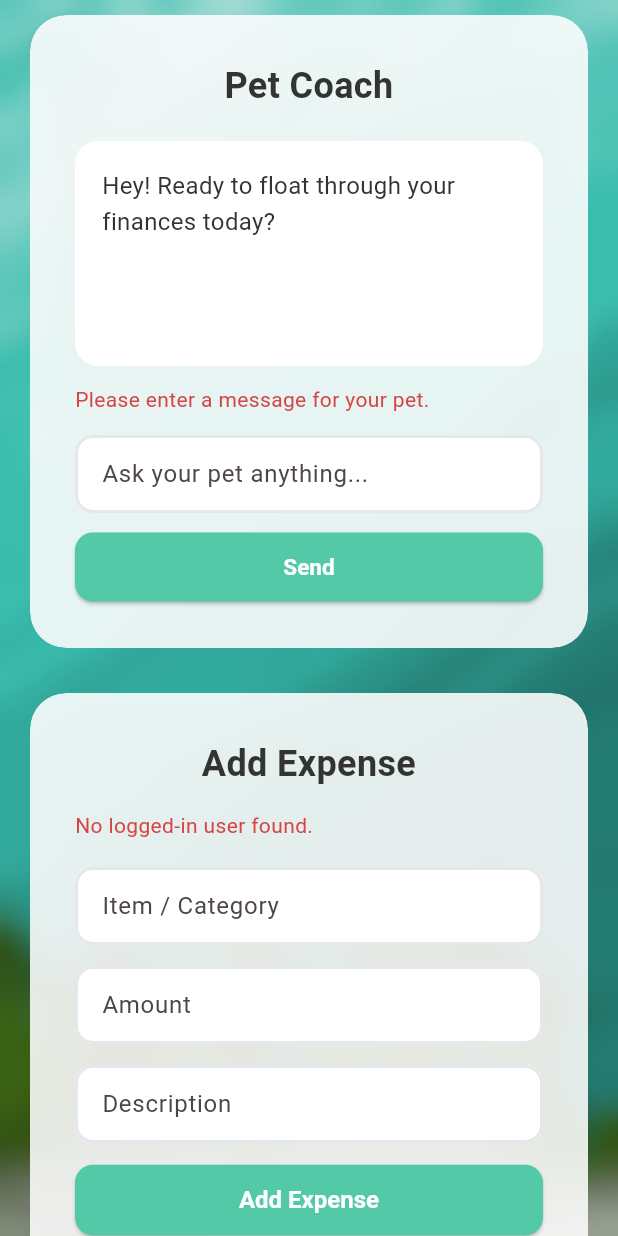
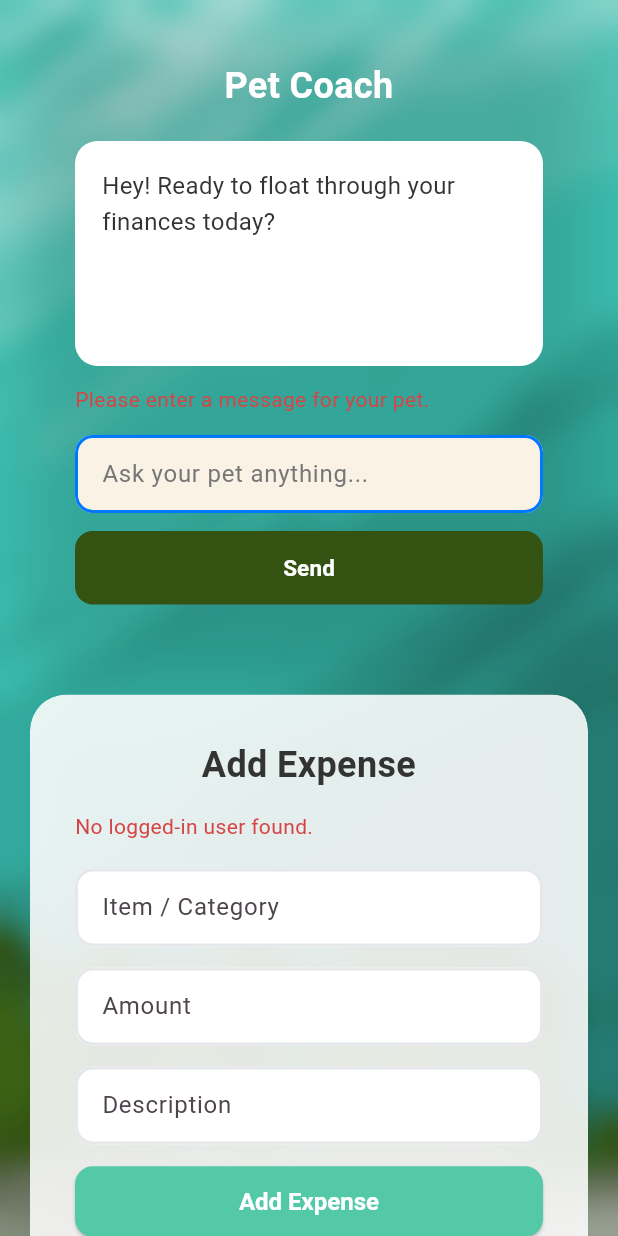
Before and after one commit to AngelP29/BudgetPet, a Flutter app: the DashboardScreen screen opened directly, scrolled down 1728 dp, after a tap on "Send", on a phone screen of 412 x 824 dp. Run offline on Flutter 3.47's test engine with Material 3 defaults, Android fonts, the phone set to English and light mode, and no system bars; our stand-ins replace shared_preferences; accounts and stored records are empty; network calls fail.

Commit message:
Updated petchat to match current web

```diff
--- a/mobile/lib/screens/LoginScreen.dart
+++ b/mobile/lib/screens/LoginScreen.dart
@@ -79,8 +79,7 @@ class _LoginScreenState extends State<LoginScreen>
 
       final data = jsonDecode(response.body);
 
-      debugPrint("Status: ${response.statusCode}");
-      debugPrint("Login response: ${response.body}");
+
 
 
 
--- a/mobile/lib/widgets/PetChat.dart
+++ b/mobile/lib/widgets/PetChat.dart
@@ -1,10 +1,8 @@
 import 'dart:convert';
-import 'dart:ui';
 
 import 'package:flutter/material.dart';
 import 'package:http/http.dart' as http;
 import 'package:shared_preferences/shared_preferences.dart';
-
 
 class PetChat extends StatefulWidget {
   const PetChat({super.key});
@@ -14,14 +12,18 @@ class PetChat extends StatefulWidget {
 }
 
 class _PetChatState extends State<PetChat> {
-  final messageController = TextEditingController();
+  final TextEditingController messageController =
+      TextEditingController();
 
-  String petReply = "Hey! Ready to float through your finances today?";
+  String petReply =
+      "Hey! Ready to float through your finances today?";
+
   String errorMessage = "";
   bool isLoading = false;
 
   Future<void> petConversation() async {
-    final message = messageController.text.trim();
+    final String message =
+        messageController.text.trim();
 
     setState(() {
       errorMessage = "";
@@ -29,17 +31,28 @@ class _PetChatState extends State<PetChat> {
 
     if (message.isEmpty) {
       setState(() {
-        errorMessage = "Please enter a message for your pet.";
+        errorMessage =
+            "Please enter a message for your pet.";
       });
+
       return;
     }
-    final preferences = await SharedPreferences.getInstance();
-    final token = preferences.getString("token");
+
+    final SharedPreferences preferences =
+        await SharedPreferences.getInstance();
+
+    final String? token =
+        preferences.getString("token");
+
     if (token == null || token.isEmpty) {
-      if (!mounted) return;
+      if (!mounted) {
+        return;
+      }
+
       setState(() {
-        errorMessage = "Missing login token. Please log in again.";
+        errorMessage = "Please log in.";
       });
+
       return;
     }
 
@@ -48,8 +61,11 @@ class _PetChatState extends State<PetChat> {
         isLoading = true;
       });
 
-      final response = await http.post(
-        Uri.parse("https://monetee.xyz/api/chat"),
+      final http.Response response =
+          await http.post(
+        Uri.parse(
+          "https://monetee.xyz/api/chat",
+        ),
         headers: {
           "Content-Type": "application/json",
           "Authorization": "Bearer $token",
@@ -60,46 +76,48 @@ class _PetChatState extends State<PetChat> {
         }),
       );
 
-      final dynamic decodedBody = jsonDecode(response.body);
-      final Map<String, dynamic> data =
-          decodedBody is Map<String, dynamic> ? decodedBody : {};
+      Map<String, dynamic> data = {};
 
-      if (response.statusCode != 200) {
-        if (!mounted) {
-          return;
+      try {
+        final dynamic decodedBody =
+            jsonDecode(response.body);
+
+        if (decodedBody is Map<String, dynamic>) {
+          data = decodedBody;
         }
-
-        setState(() {
-          errorMessage = data["error"]?.toString() ??
-              "Failed to chat with pet. Try again soon.";
-        });
-        return;
+      } catch (_) {
+        data = {};
       }
 
       if (!mounted) {
         return;
       }
 
+      if (response.statusCode >= 200 &&
+          response.statusCode < 300) {
         setState(() {
           petReply =
-            data["reply"]?.toString() ?? "Your pet had nothing to say.";
+              data["reply"]?.toString() ??
+              "Your pet had nothing to say.";
+
           messageController.clear();
         });
-    } on FormatException {
-      if (!mounted) {
-        return;
+      } else {
+        setState(() {
+          errorMessage =
+              data["error"]?.toString() ??
+              data["message"]?.toString() ??
+              "Failed to chat with pet. Try again soon.";
+        });
       }
-
-      setState(() {
-        errorMessage = "The server returned an invalid response.";
-      });
     } catch (error) {
       if (!mounted) {
         return;
       }
 
       setState(() {
-        errorMessage = "Unable to connect to the pet right now.";
+        errorMessage =
+            "Unable to connect to the pet right now.";
       });
     } finally {
       if (mounted) {
@@ -113,13 +131,19 @@ class _PetChatState extends State<PetChat> {
   InputDecoration _inputDecoration() {
     return InputDecoration(
       hintText: "Ask your pet anything...",
+      hintStyle: const TextStyle(
+        color: Color(0xFF777777),
+      ),
       filled: true,
-      fillColor: Colors.white,
-      contentPadding: const EdgeInsets.all(14),
+      fillColor: const Color(0xFFFAF2E5),
+      contentPadding: const EdgeInsets.symmetric(
+        horizontal: 14,
+        vertical: 14,
+      ),
       enabledBorder: OutlineInputBorder(
         borderRadius: BorderRadius.circular(12),
         borderSide: const BorderSide(
-          color: Color(0xFFE5E7EB),
+          color: Color(0xFF0077FF),
           width: 2,
         ),
       ),
@@ -127,6 +151,13 @@ class _PetChatState extends State<PetChat> {
         borderRadius: BorderRadius.circular(12),
         borderSide: const BorderSide(
           color: Color(0xFF58C78D),
+          width: 2,
+        ),
+      ),
+      errorBorder: OutlineInputBorder(
+        borderRadius: BorderRadius.circular(12),
+        borderSide: const BorderSide(
+          color: Color(0xFFD64545),
           width: 2,
         ),
       ),
@@ -141,18 +172,11 @@ class _PetChatState extends State<PetChat> {
 
   @override
   Widget build(BuildContext context) {
-    return ClipRRect(
-      borderRadius: BorderRadius.circular(24),
-      child: BackdropFilter(
-        filter: ImageFilter.blur(
-          sigmaX: 10,
-          sigmaY: 10,
-        ),
-        child: Container(
+    return Container(
       width: double.infinity,
       padding: const EdgeInsets.all(30),
       decoration: BoxDecoration(
-            color: Colors.white.withOpacity(0.88),
+        color: Colors.transparent,
         borderRadius: BorderRadius.circular(24),
         boxShadow: [
           BoxShadow(
@@ -163,22 +187,20 @@ class _PetChatState extends State<PetChat> {
         ],
       ),
       child: Column(
-            crossAxisAlignment: CrossAxisAlignment.start,
+        crossAxisAlignment:
+            CrossAxisAlignment.start,
         children: [
-
           Center(
-
             child: Text(
               "Pet Coach",
               textAlign: TextAlign.center,
               style: TextStyle(
-                    color: Color(0xFF333333),
+                color: Colors.white,
                 fontSize: 24,
                 fontWeight: FontWeight.bold,
               ),
             ),
           ),
-
           const SizedBox(height: 20),
 
           Container(
@@ -189,14 +211,17 @@ class _PetChatState extends State<PetChat> {
             padding: const EdgeInsets.all(18),
             decoration: BoxDecoration(
               color: Colors.white,
-                  borderRadius: BorderRadius.circular(15),
+              borderRadius:
+                  BorderRadius.circular(15),
             ),
+            child: SingleChildScrollView(
               child: Text(
                 petReply,
                 style: const TextStyle(
                   color: Color(0xFF333333),
                   fontSize: 16,
                   height: 1.5,
+                ),
               ),
             ),
           ),
@@ -217,7 +242,10 @@ class _PetChatState extends State<PetChat> {
 
           TextField(
             controller: messageController,
-                textInputAction: TextInputAction.send,
+            enabled: !isLoading,
+            keyboardType: TextInputType.text,
+            textInputAction:
+                TextInputAction.send,
             onSubmitted: (_) {
               if (!isLoading) {
                 petConversation();
@@ -231,31 +259,64 @@ class _PetChatState extends State<PetChat> {
           SizedBox(
             width: double.infinity,
             child: ElevatedButton(
-                  onPressed: isLoading ? null : petConversation,
+              onPressed:
+                  isLoading ? null : petConversation,
               style: ElevatedButton.styleFrom(
-                    backgroundColor: const Color(0xFF53C9A8),
+                backgroundColor:
+                    const Color(0xFF345212),
                 foregroundColor: Colors.white,
                 disabledBackgroundColor:
-                        const Color(0xFF53C9A8).withOpacity(0.7),
-                    disabledForegroundColor: Colors.white70,
-                    padding: const EdgeInsets.symmetric(vertical: 14),
+                    const Color(0xFF345212)
+                        .withOpacity(0.7),
+                disabledForegroundColor:
+                    Colors.white,
+                elevation: 0,
+                padding:
+                    const EdgeInsets.symmetric(
+                  vertical: 14,
+                ),
                 shape: RoundedRectangleBorder(
-                      borderRadius: BorderRadius.circular(12),
-                    ),
-                    textStyle: const TextStyle(
-                      fontSize: 15,
-                      fontWeight: FontWeight.bold,
+                  borderRadius:
+                      BorderRadius.circular(12),
                 ),
               ),
-                  child: Text(
-                    isLoading ? "Sending..." : "Send",
+              child: isLoading
+                  ? const Row(
+                      mainAxisAlignment:
+                          MainAxisAlignment.center,
+                      children: [
+                        SizedBox(
+                          width: 18,
+                          height: 18,
+                          child:
+                              CircularProgressIndicator(
+                            strokeWidth: 2.5,
+                            color: Colors.white,
+                          ),
+                        ),
+                        SizedBox(width: 10),
+                        Text(
+                          "Sending...",
+                          style: TextStyle(
+                            fontSize: 15,
+                            fontWeight:
+                                FontWeight.bold,
+                          ),
+                        ),
+                      ],
+                    )
+                  : const Text(
+                      "Send",
+                      style: TextStyle(
+                        fontSize: 15,
+                        fontWeight:
+                            FontWeight.bold,
+                      ),
                     ),
             ),
           ),
         ],
       ),
-        ),
-      ),
     );
   }
 }
```
Lines whose indentation alone changed are shown as unchanged.
